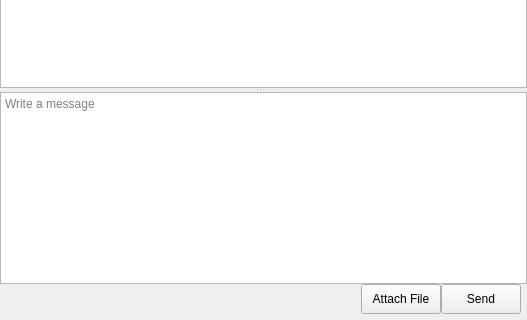
Old version of the form sources/chat-area/ChatArea.ui in the repository nuclear868/mattermost-qt; both pictures show x 0 to 527 and y 182 to 502 of the 527 by 502 pixel window.
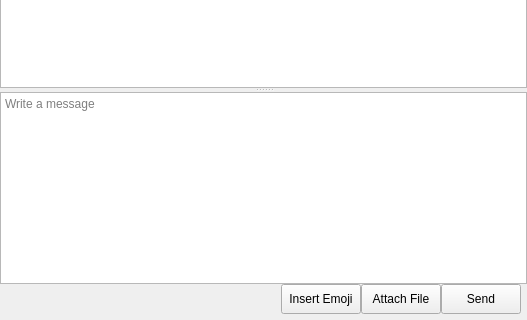
New version of the form. Custom widgets are drawn as their Qt base class.

Commit message: New year and almost completed emoji functionality. Added 'choose emoji dialog', where emojis can be chosen - for new post or as a reaction to existing post. Reworked emoji information and emojiMapGenerator, so that the skin tone can be selected (for emojis that support it). Also, emoji categories are known, so that each category is displayed in a separate tab in the 'choose emoji dialog'

The edit to the form file:
```diff
--- a/sources/chat-area/ChatArea.ui
+++ b/sources/chat-area/ChatArea.ui
@@ -273,6 +273,19 @@
        </property>
       </spacer>
      </item>
+     <item>
+      <widget class="QPushButton" name="addEmojiButton">
+       <property name="maximumSize">
+        <size>
+         <width>16777215</width>
+         <height>30</height>
+        </size>
+       </property>
+       <property name="text">
+        <string>Insert Emoji</string>
+       </property>
+      </widget>
+     </item>
      <item>
       <widget class="QPushButton" name="attachButton">
        <property name="minimumSize">
```
Left out of the diff: 2 changed lines with no effect on the pictures. The commit also changes 29 other files.
